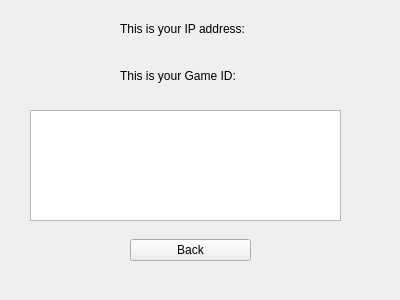
First picture: the form in UnoLite/hostgamepage.ui, repository HenkSlabber/REII313, before the edit.
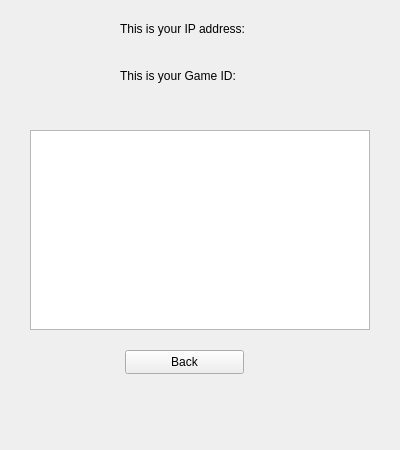
Second picture: the form after the edit.

Patch:
```diff
--- a/UnoLite/hostgamepage.ui
+++ b/UnoLite/hostgamepage.ui
@@ -7,7 +7,7 @@
     <x>0</x>
     <y>0</y>
     <width>400</width>
-    <height>300</height>
+    <height>450</height>
    </rect>
   </property>
   <property name="windowTitle">
@@ -57,30 +57,24 @@
    <property name="geometry">
     <rect>
      <x>30</x>
-     <y>110</y>
-     <width>311</width>
-     <height>111</height>
+     <y>130</y>
+     <width>340</width>
+     <height>200</height>
     </rect>
    </property>
   </widget>
-  <widget class="QWidget" name="gridLayoutWidget">
+  <widget class="QPushButton" name="HostagamepageBackBtn">
    <property name="geometry">
     <rect>
-     <x>130</x>
-     <y>230</y>
-     <width>121</width>
-     <height>41</height>
+     <x>125</x>
+     <y>350</y>
+     <width>119</width>
+     <height>24</height>
     </rect>
    </property>
-   <layout class="QGridLayout" name="gridLayout">
-    <item row="0" column="0">
-     <widget class="QPushButton" name="HostagamepageBackBtn">
-      <property name="text">
-       <string>Back</string>
-      </property>
-     </widget>
-    </item>
-   </layout>
+   <property name="text">
+    <string>Back</string>
+   </property>
   </widget>
  </widget>
  <resources/>
```
